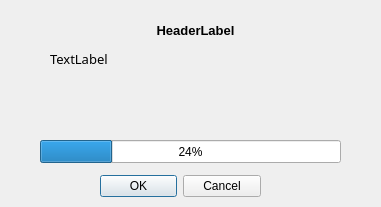
Qt form stick20responsedialog.ui (Nitrokey/nitrokey-app) before a commit.
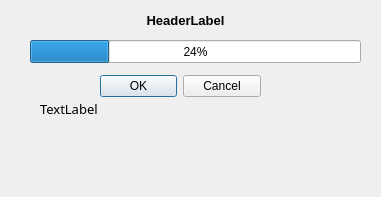
The same form after that commit. Icons and pictures are not drawn.

Commit message: Pre 0.7b New features Optimization - #89, Dialog "Stick response" starts when GUI waits more than 1,5 sec for a stick response Bugfix - For display 99 in password retry counter

The edit to the form file:
```diff
--- a/stick20responsedialog.ui
+++ b/stick20responsedialog.ui
@@ -7,7 +7,7 @@
     <x>0</x>
     <y>0</y>
     <width>381</width>
-    <height>207</height>
+    <height>197</height>
    </rect>
   </property>
   <property name="windowTitle">
@@ -21,7 +21,7 @@
    <property name="geometry">
     <rect>
      <x>100</x>
-     <y>170</y>
+     <y>70</y>
      <width>161</width>
      <height>32</height>
     </rect>
@@ -36,9 +36,9 @@
   <widget class="QProgressBar" name="progressBar">
    <property name="geometry">
     <rect>
-     <x>40</x>
-     <y>140</y>
-     <width>301</width>
+     <x>30</x>
+     <y>40</y>
+     <width>331</width>
      <height>23</height>
     </rect>
    </property>
@@ -49,8 +49,8 @@
   <widget class="QLabel" name="OutputText">
    <property name="geometry">
     <rect>
-     <x>50</x>
-     <y>50</y>
+     <x>40</x>
+     <y>100</y>
      <width>281</width>
      <height>81</height>
     </rect>
@@ -77,8 +77,8 @@
   <widget class="QLabel" name="HeaderText">
    <property name="geometry">
     <rect>
-     <x>30</x>
-     <y>20</y>
+     <x>20</x>
+     <y>10</y>
      <width>331</width>
      <height>20</height>
     </rect>
```
Left out of the diff: 16 changed lines with no effect on the pictures. The commit also changes 8 other files.
